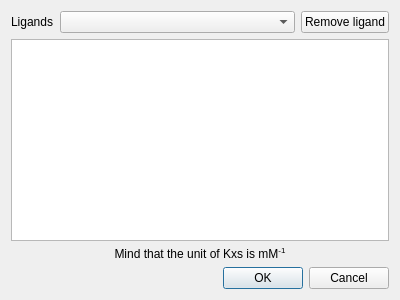
This is src/ui/editcomplexationdialog.ui in echmet/PeakMasterNG as Qt 5 draws it before an edit. The edited form follows.
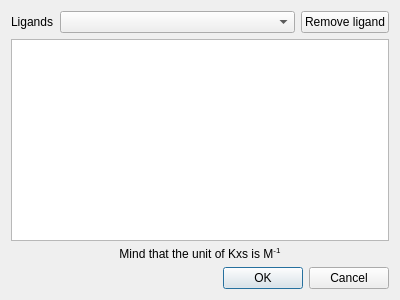
This is the edited form.

Commit message: Fix stability unit description

```diff
--- a/src/ui/editcomplexationdialog.ui
+++ b/src/ui/editcomplexationdialog.ui
@@ -63,7 +63,7 @@
    <item>
     <widget class="QLabel" name="ql_kxsUnitHint">
      <property name="text">
-      <string>&lt;html&gt;&lt;head/&gt;&lt;body&gt;&lt;p&gt;Mind that the unit of Kxs is mM&lt;span style=&quot; vertical-align:super;&quot;&gt;-1&lt;/span&gt;&lt;/p&gt;&lt;/body&gt;&lt;/html&gt;</string>
+      <string>&lt;html&gt;&lt;head/&gt;&lt;body&gt;&lt;p&gt;Mind that the unit of Kxs is M&lt;span style=&quot; vertical-align:super;&quot;&gt;-1&lt;/span&gt;&lt;/p&gt;&lt;/body&gt;&lt;/html&gt;</string>
      </property>
      <property name="alignment">
       <set>Qt::AlignCenter</set>
```
